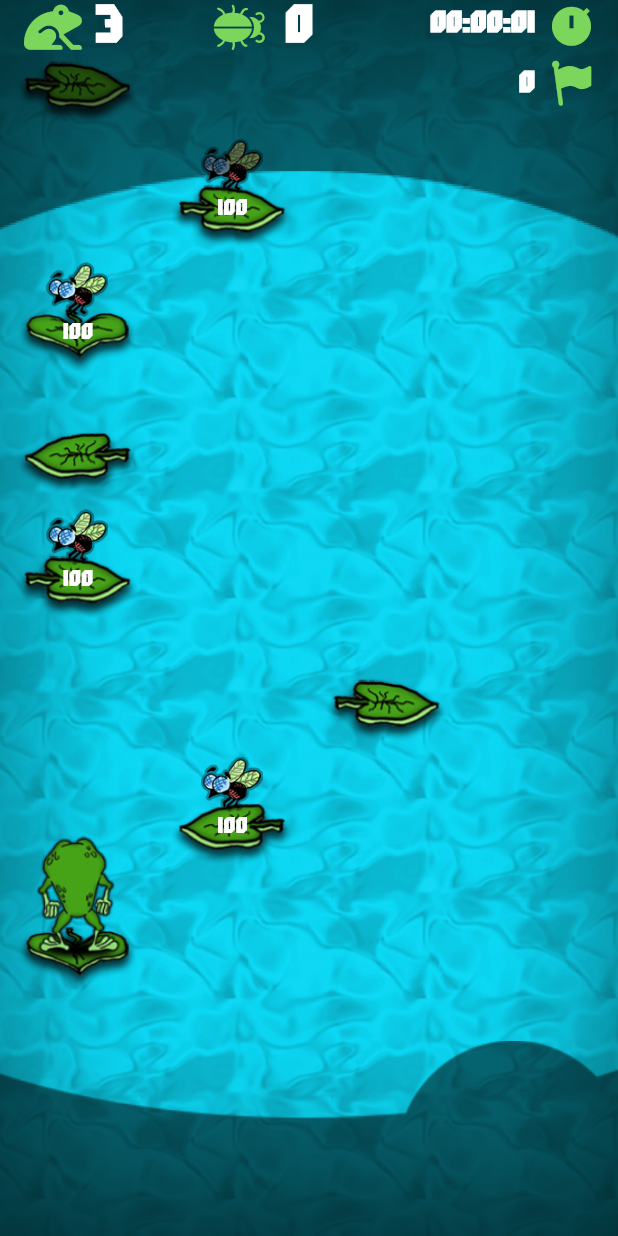
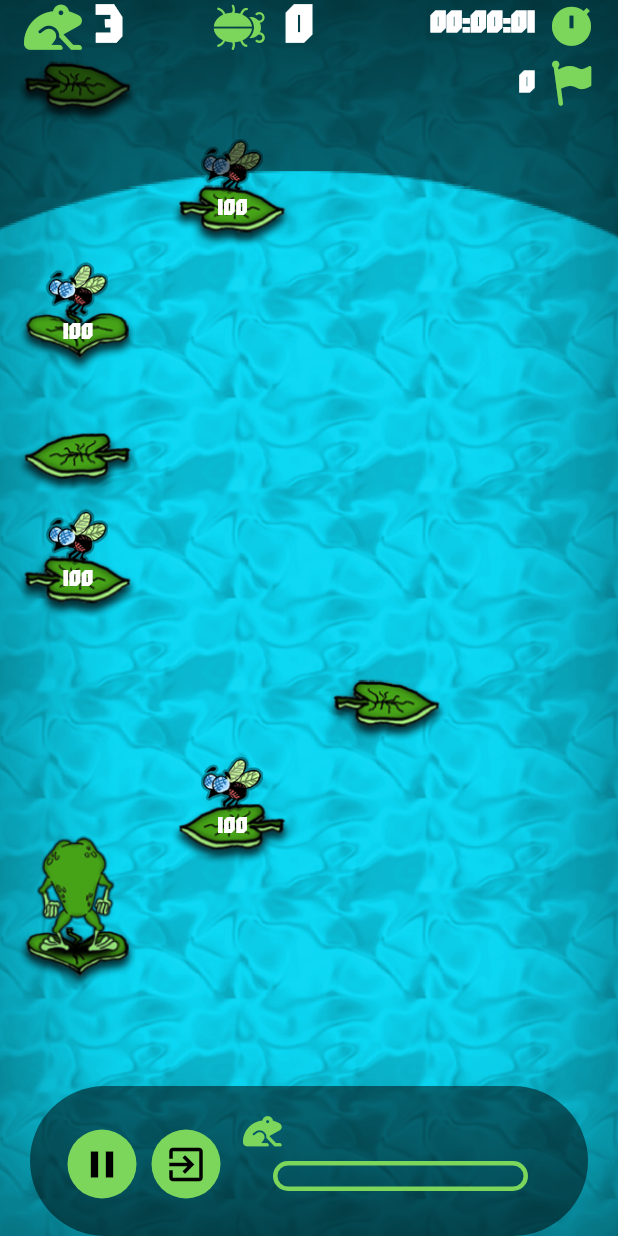
Before and after one commit to romanejaquez/skippingfrog_mobile, a Flutter app: the GamePage screen opened by its route, on a phone screen of 412 x 824 dp. Run offline on Flutter 3.47's test engine with Material 2 defaults, Android fonts, the phone set to English and light mode, and no system bars; our stand-ins replace assets_audio_player.

Commit message:
bottom bar panel

```diff
--- a/lib/main.dart
+++ b/lib/main.dart
@@ -10,6 +10,7 @@
 import 'package:skippingfrog_mobile/pages/skippingfrogsplash.dart';
 import 'package:skippingfrog_mobile/pages/winningpage.dart';
 import 'package:skippingfrog_mobile/services/audioservice.dart';
+import 'package:skippingfrog_mobile/services/bottompanelservice.dart';
 import 'package:skippingfrog_mobile/services/difficultyservice.dart';
 import 'package:skippingfrog_mobile/services/frogjumpingservice.dart';
 import 'package:skippingfrog_mobile/services/frogmessageservice.dart';
@@ -32,6 +33,9 @@
         ),
         Provider(
           create: (_) => AudioService()
+        ),
+        ChangeNotifierProvider(
+          create: (_) => BottomPanelService()
         ),
         ChangeNotifierProvider(
           create: (_) => PondService()
--- a/lib/pages/gamepage.dart
+++ b/lib/pages/gamepage.dart
@@ -2,6 +2,7 @@
 import 'package:provider/provider.dart';
 import 'package:skippingfrog_mobile/services/gameservice.dart';
 import 'package:skippingfrog_mobile/services/scorepanelservice.dart';
+import 'package:skippingfrog_mobile/widgets/bottompanel.dart';
 import 'package:skippingfrog_mobile/widgets/frog.dart';
 import 'package:skippingfrog_mobile/widgets/frogmessagepanel.dart';
 import 'package:skippingfrog_mobile/widgets/gameheaderpanel.dart';
@@ -30,10 +31,7 @@
           ),
           const LillyPond(),
           const GameHeaderPanel(),
-          Align(
-            alignment: Alignment.bottomCenter,
-            child: Image.asset('assets/imgs/bottom_panel.png')
-          ),
+          const BottomPanel(),
           const Frog(),
           const FrogMessagePanel(),
           const SwipingPanelRegion()
--- /dev/null
+++ b/lib/services/bottompanelservice.dart
@@ -0,0 +1,29 @@
+import 'package:flutter/material.dart';
+
+class BottomPanelService extends ChangeNotifier {
+
+  bool isGamePaused = false;
+  double initialProgressValue = 0;
+  double incrementalValue = 0;
+
+  void advanceToNextLeafProgress() {
+    incrementalValue++;
+    notifyListeners();
+  }
+
+  void exitGame() {
+
+  }
+
+  void pauseGame() {
+
+  }
+
+  void reset() {
+    incrementalValue = 0;
+  }
+
+  void resetValues(int leavesCount) {
+    initialProgressValue = leavesCount.toDouble();
+  }
+}
--- a/lib/services/gameservice.dart
+++ b/lib/services/gameservice.dart
@@ -10,6 +10,7 @@
 import 'package:skippingfrog_mobile/pages/losingpage.dart';
 import 'package:skippingfrog_mobile/pages/winningpage.dart';
 import 'package:skippingfrog_mobile/services/audioservice.dart';
+import 'package:skippingfrog_mobile/services/bottompanelservice.dart';
 import 'package:skippingfrog_mobile/services/frogjumpingservice.dart';
 import 'package:skippingfrog_mobile/services/leafservice.dart';
 import 'package:skippingfrog_mobile/services/pondservice.dart';
@@ -36,6 +37,7 @@
   late LeafService leafService;
   late AudioService audioService;
   late PondService pondService;
+  late BottomPanelService bottomPanelService;
 
   void initGame(BuildContext context) {
     ctx = context;
@@ -61,6 +63,8 @@
 
     audioService = Provider.of<AudioService>(ctx, listen: false);
     pondService = Provider.of<PondService>(ctx, listen: false);
+
+    bottomPanelService = Provider.of<BottomPanelService>(ctx, listen: false);
   }
 
   // reset all provided service
@@ -72,6 +76,7 @@
     swipingGestureService.reset();
     audioService.reset();
     pondService.reset();
+    bottomPanelService.reset();
   }
 
   // based on the score type,
@@ -109,6 +114,7 @@
     var startPosition = leaves[0].index.toDouble();
     frogJumpingService.startFrogPosition = startPosition;
     frogJumpingService.endFrogPosition = startPosition;
+    bottomPanelService.resetValues(leaves.length);
   }
 
   void startGame() {
--- a/lib/services/swipinggestureservice.dart
+++ b/lib/services/swipinggestureservice.dart
@@ -8,6 +8,7 @@
 import 'package:skippingfrog_mobile/helpers/swipedirection.dart';
 import 'package:skippingfrog_mobile/helpers/utils.dart';
 import 'package:skippingfrog_mobile/services/audioservice.dart';
+import 'package:skippingfrog_mobile/services/bottompanelservice.dart';
 import 'package:skippingfrog_mobile/services/frogjumpingservice.dart';
 import 'package:skippingfrog_mobile/services/frogmessageservice.dart';
 import 'package:skippingfrog_mobile/services/gameservice.dart';
@@ -27,6 +28,7 @@
   late FrogMessagesService frogMessagesService;
   late LeafService leafService;
   late PondService pondService;
+  late BottomPanelService bottomPanelService;
 
   void setSwipingController(ScrollController ctrl) {
     swipeController = ctrl;
@@ -39,6 +41,7 @@
     frogMessagesService = Provider.of<FrogMessagesService>(ctx, listen: false);
     leafService = Provider.of<LeafService>(ctx, listen: false);
     pondService = Provider.of<PondService>(ctx, listen: false);
+    bottomPanelService = Provider.of<BottomPanelService>(ctx, listen: false);
   }
 
   void onSwipe(SwipeDirection d) {
@@ -52,11 +55,14 @@
     if(nextLeaf.direction.name == direction.name) {
 
       audioService.playSound(SkippingFrogSounds.jump, waitForSoundToFinish: true);
+
       FrogJumpingService frogJumpingService = Provider.of<FrogJumpingService>(ctx, listen: false);
       frogJumpingService.setFrogNextJumpPosition(
         nextLeaf.index.toDouble(),
         direction
       );
+
+      bottomPanelService.advanceToNextLeafProgress();
 
       if (gameService.showPond(leafRowCount)) {
         pondService.movePond();
@@ -121,9 +127,9 @@
   }
 
   void startSwipeReminder() {
-    swipeReminder = Timer.periodic(const Duration(seconds: 5), (timer) {
-      audioService.playSound(SkippingFrogSounds.alert, waitForSoundToFinish: true);
-      frogMessagesService.setMessage(FrogMessages.simple, msgContent: 'MAKE A MOVE!!');
-    });
+    // swipeReminder = Timer.periodic(const Duration(seconds: 5), (timer) {
+    //   audioService.playSound(SkippingFrogSounds.alert, waitForSoundToFinish: true);
+    //   frogMessagesService.setMessage(FrogMessages.simple, msgContent: 'MAKE A MOVE!!');
+    // });
   }
 }
--- /dev/null
+++ b/lib/widgets/bottompanel.dart
@@ -0,0 +1,161 @@
+import 'package:flutter/material.dart';
+import 'package:provider/provider.dart';
+import 'package:skippingfrog_mobile/helpers/appcolors.dart';
+import 'package:skippingfrog_mobile/helpers/skipping_frog_font_icons.dart';
+import 'package:skippingfrog_mobile/services/bottompanelservice.dart';
+
+class BottomPanel extends StatefulWidget {
+  const BottomPanel({super.key});
+
+  @override
+  State<BottomPanel> createState() => _BottomPanelState();
+}
+
+class _BottomPanelState extends State<BottomPanel> with SingleTickerProviderStateMixin {
+
+  late AnimationController barAnim;
+
+  @override
+  void initState() {
+    super.initState();
+
+    barAnim = AnimationController(
+      vsync: this,
+      duration: const Duration(milliseconds: 250)
+    );
+  }
+
+  @override
+  void dispose() {
+    barAnim.dispose();
+    super.dispose();
+  }
+
+  @override
+  Widget build(BuildContext context) {
+
+    return Align(
+      alignment: Alignment.bottomCenter,
+      child: SizedBox(
+        width: MediaQuery.of(context).size.width,
+        child: Consumer<BottomPanelService>(
+          builder: (context, bpService, child) {
+            return Stack(
+              children: [
+                SafeArea(
+                  child: Align(
+                    alignment: Alignment.bottomCenter,
+                    child: Container(
+                      margin: const EdgeInsets.only(left: 20, right: 20),
+                      decoration: BoxDecoration(
+                        borderRadius: BorderRadius.circular(50),
+                        color: Colors.black.withOpacity(0.5)
+                      ),
+                      padding: const EdgeInsets.only(left: 20, top: 20, right: 30, bottom: 20),
+                      child: Row(
+                        crossAxisAlignment: CrossAxisAlignment.end,
+                        children: [
+                          Container(
+                            margin: const EdgeInsets.all(5),
+                            child: Material(
+                              clipBehavior: Clip.antiAlias,
+                              color: AppColors.gameHeaderIconColors,
+                              borderRadius: BorderRadius.circular(50),
+                              child: InkWell(
+                                onTap: () {
+                                  bpService.pauseGame();
+                                },
+                                highlightColor: Colors.white.withOpacity(0.2),
+                                splashColor: Colors.green,
+                                child: Container(
+                                  padding: const EdgeInsets.all(8.0),
+                                  child: const Icon(Icons.pause, color: Colors.black, size: 30),
+                                ),
+                              ),
+                            ),
+                          ),
+                          Container(
+                            margin: const EdgeInsets.all(5),
+                            child: Material(
+                              clipBehavior: Clip.antiAlias,
+                              color: AppColors.gameHeaderIconColors,
+                              borderRadius: BorderRadius.circular(50),
+                              child: InkWell(
+                                onTap: () {
+                                  bpService.exitGame();
+                                },
+                                highlightColor: Colors.white.withOpacity(0.2),
+                                splashColor: Colors.green,
+                                child: Container(
+                                  padding: const EdgeInsets.all(8.0),
+                                  child: const Icon(Icons.exit_to_app, color: Colors.black, size: 30),
+                                ),
+                              ),
+                            ),
+                          ),
+                          const SizedBox(width: 10),
+                          Expanded(
+                            child: LayoutBuilder(
+                              builder: (context, constraints) {
+
+                                var calculatedValue = constraints.maxWidth / bpService.initialProgressValue;
+
+                                var valueToIncrement = calculatedValue * bpService.incrementalValue;
+
+                                return Column(
+                                  mainAxisSize: MainAxisSize.min,
+                                  crossAxisAlignment: CrossAxisAlignment.stretch,
+                                  children: [
+                                    AnimatedContainer(
+                                      duration: const Duration(milliseconds: 500),
+                                      curve: Curves.easeInOut,
+                                      alignment: Alignment.centerLeft,
+                                      margin: EdgeInsets.only(left: valueToIncrement,
+                                      right: 10
+                                      ),
+                                      child: const Icon(
+                                        SkippingFrogFont.frog,
+                                        size: 20,
+                                        color: AppColors.gameHeaderIconColors),
+                                    ),
+                                    const SizedBox(height: 10),
+                                    Container(
+                                      margin: const EdgeInsets.only(left: 20, bottom: 10, right: 10),
+                                      height: 20,
+                                      padding: const EdgeInsets.all(2),
+                                      decoration: BoxDecoration(
+                                        border: Border.all(
+                                          color: AppColors.gameHeaderIconColors,
+                                          width: 3
+                                        ),
+                                        borderRadius: BorderRadius.circular(20)
+                                      ),
+                                      alignment: Alignment.centerLeft,
+                                      child: AnimatedContainer(
+                                        duration: const Duration(milliseconds: 500),
+                                        curve: Curves.easeInOut,
+                                        width: valueToIncrement,
+                                        decoration: BoxDecoration(
+                                          color: AppColors.gameHeaderIconColors,
+                                          borderRadius: BorderRadius.circular(20)
+                                        ),
+                                      )
+                                    ),
+                                  ],
+                                );
+                              }
+                            ),
+                          )
+                        ],
+                      ),
+                    ),
+                  ),
+                )
+              ],
+            );
+          }
+        ),
+      ),
+    );
+  }
+}
```
Also changed, not shown: assets/imgs/bottom_panel.png.
